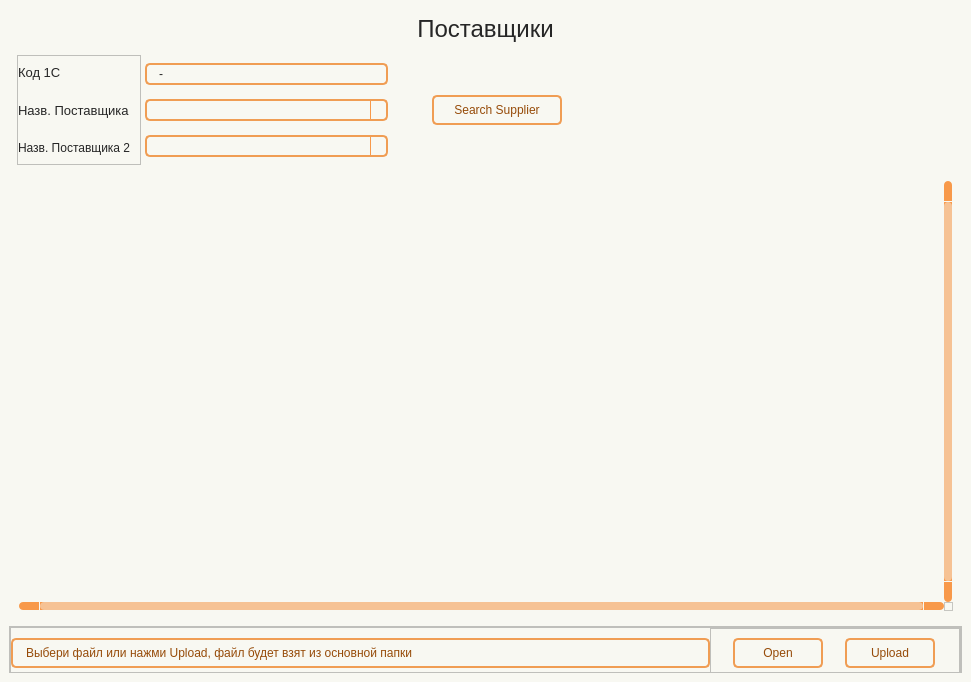
Old version of the form wind/pages/supplier.ui in the repository Masik84/Daily_Report_QT.
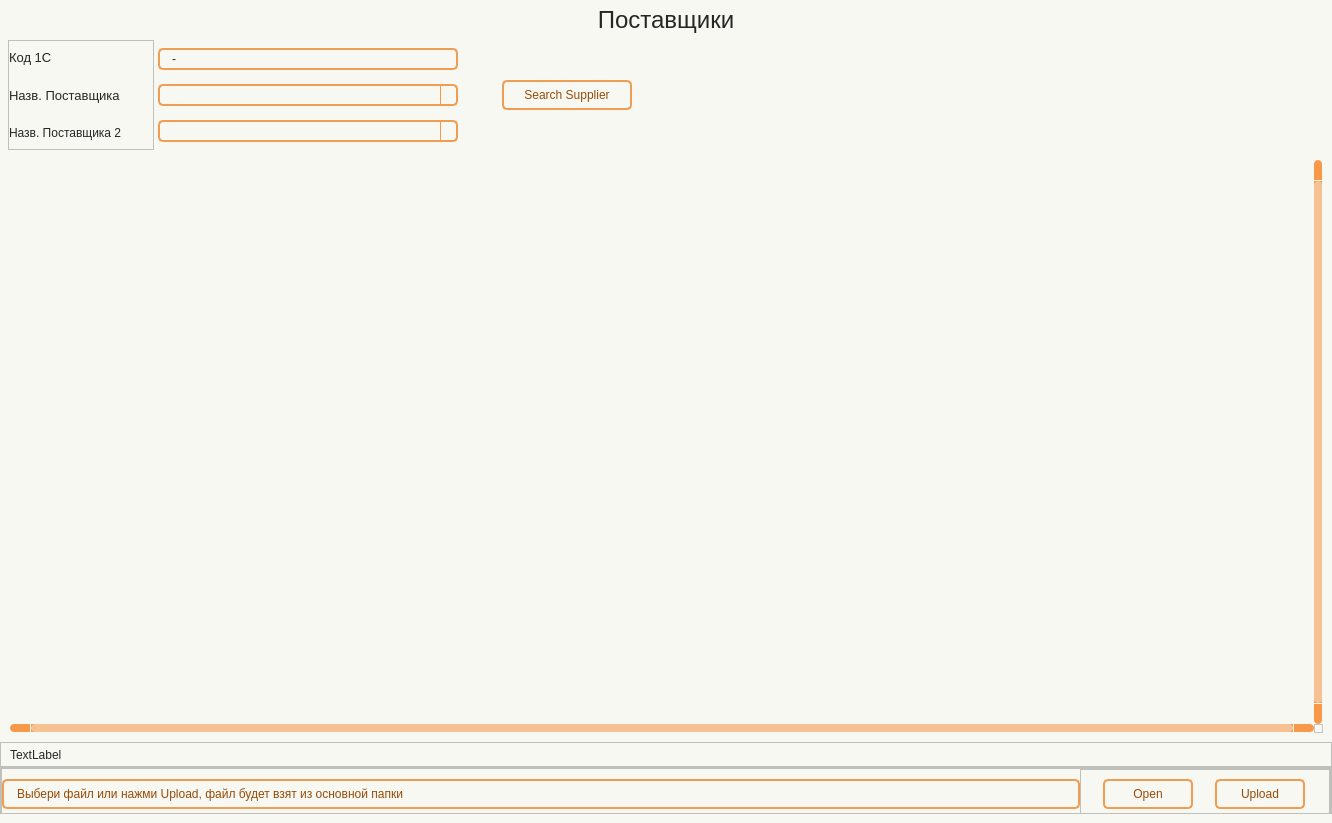
New version of the form. Icons and pictures are not drawn.

What changed in the file:
```diff
--- a/wind/pages/supplier.ui
+++ b/wind/pages/supplier.ui
@@ -6,8 +6,8 @@
    <rect>
     <x>0</x>
     <y>0</y>
-    <width>971</width>
-    <height>682</height>
+    <width>1332</width>
+    <height>823</height>
    </rect>
   </property>
   <property name="minimumSize">
@@ -406,6 +406,9 @@
 </string>
   </property>
   <layout class="QHBoxLayout" name="horizontalLayout">
+   <property name="spacing">
+    <number>0</number>
+   </property>
    <property name="leftMargin">
     <number>0</number>
    </property>
@@ -426,6 +429,18 @@
       </font>
      </property>
      <layout class="QVBoxLayout" name="verticalLayout_6">
+      <property name="spacing">
+       <number>0</number>
+      </property>
+      <property name="leftMargin">
+       <number>0</number>
+      </property>
+      <property name="topMargin">
+       <number>0</number>
+      </property>
+      <property name="rightMargin">
+       <number>0</number>
+      </property>
       <item>
        <widget class="QLabel" name="Title_label">
         <property name="minimumSize">
@@ -497,6 +512,12 @@
              <height>0</height>
             </size>
            </property>
+           <property name="maximumSize">
+            <size>
+             <width>150</width>
+             <height>16777215</height>
+            </size>
+           </property>
            <property name="font">
             <font>
              <family>Tahoma</family>
@@ -718,7 +739,7 @@
            </property>
            <property name="sizeHint" stdset="0">
             <size>
-             <width>400</width>
+             <width>700</width>
              <height>20</height>
             </size>
            </property>
@@ -793,6 +814,40 @@
         </attribute>
        </widget>
       </item>
+      <item>
+       <widget class="QFrame" name="frame_6">
+        <property name="minimumSize">
+         <size>
+          <width>0</width>
+          <height>25</height>
+         </size>
+        </property>
+        <property name="frameShape">
+         <enum>QFrame::Shape::StyledPanel</enum>
+        </property>
+        <property name="frameShadow">
+         <enum>QFrame::Shadow::Raised</enum>
+        </property>
+        <layout class="QHBoxLayout" name="horizontalLayout_2">
+         <property name="spacing">
+          <number>0</number>
+         </property>
+         <property name="topMargin">
+          <number>0</number>
+         </property>
+         <property name="bottomMargin">
+          <number>0</number>
+         </property>
+         <item>
+          <widget class="QLabel" name="label_msg">
+           <property name="text">
+            <string>TextLabel</string>
+           </property>
+          </widget>
+         </item>
+        </layout>
+       </widget>
+      </item>
       <item>
        <widget class="QFrame" name="frame_Update">
         <property name="frameShape">
```
